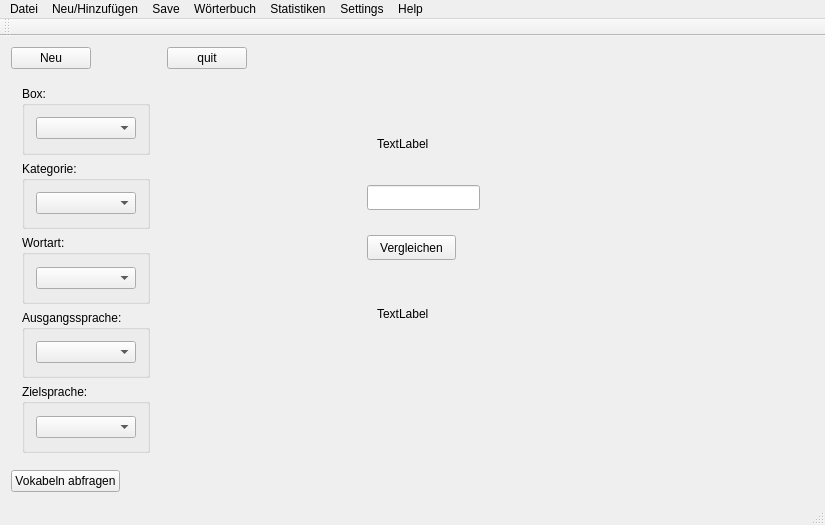
First picture: the form in Vokabeltrainer/mainwindow.ui, repository rschiri/Vokabeltrainer, before the edit.
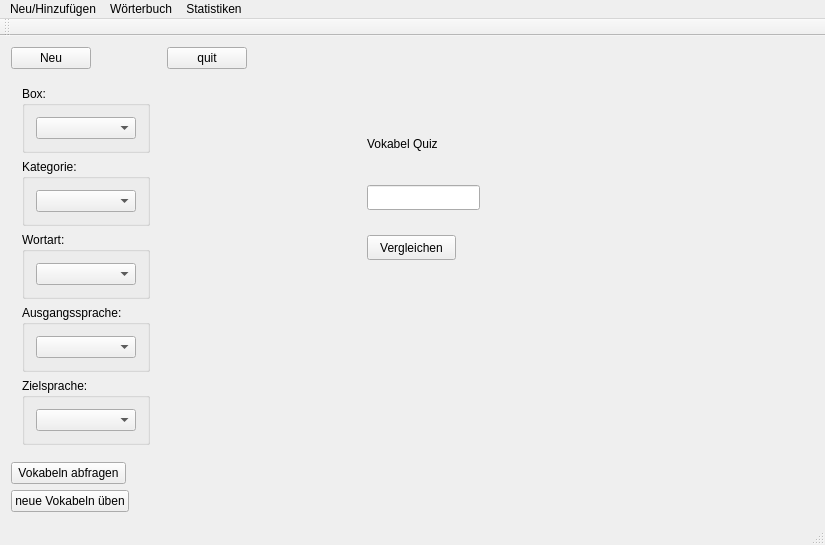
Second picture: the form after the edit.

Patch:
```diff
--- a/Vokabeltrainer/mainwindow.ui
+++ b/Vokabeltrainer/mainwindow.ui
@@ -7,7 +7,7 @@
     <x>0</x>
     <y>0</y>
     <width>825</width>
-    <height>525</height>
+    <height>545</height>
    </rect>
   </property>
   <property name="windowTitle">
@@ -127,14 +127,14 @@
       <widget class="QLabel" name="labelQuiz">
        <property name="geometry">
         <rect>
-         <x>210</x>
+         <x>200</x>
          <y>60</y>
-         <width>67</width>
+         <width>131</width>
          <height>17</height>
         </rect>
        </property>
        <property name="text">
-        <string>TextLabel</string>
+        <string>Vokabel Quiz</string>
        </property>
       </widget>
       <widget class="QLabel" name="labelResult">
@@ -147,7 +147,7 @@
         </rect>
        </property>
        <property name="text">
-        <string>TextLabel</string>
+        <string/>
        </property>
       </widget>
       <widget class="QLineEdit" name="editAnswer">
@@ -178,7 +178,14 @@
     <item row="2" column="0">
      <widget class="QPushButton" name="buttonTestVocabulary">
       <property name="text">
-       <string>Vokabeln abfragen</string>
+       <string> Vokabeln abfragen </string>
+      </property>
+     </widget>
+    </item>
+    <item row="3" column="0">
+     <widget class="QPushButton" name="buttonTestNewVocabulary">
+      <property name="text">
+       <string>neue Vokabeln üben</string>
       </property>
      </widget>
     </item>
@@ -193,12 +200,6 @@
      <height>22</height>
     </rect>
    </property>
-   <widget class="QMenu" name="menuDatei">
-    <property name="title">
-     <string>Datei</string>
-    </property>
-    <addaction name="actionNeuer_Karteikasten"/>
-   </widget>
    <widget class="QMenu" name="menuNeu_Hinzuf_gen">
     <property name="title">
      <string>Neu/Hinzufügen</string>
@@ -208,11 +209,6 @@
     <addaction name="actionSprache"/>
     <addaction name="actionWortart"/>
    </widget>
-   <widget class="QMenu" name="menuSave">
-    <property name="title">
-     <string>Save</string>
-    </property>
-   </widget>
    <widget class="QMenu" name="menuW_rterbuch">
     <property name="title">
      <string>Wörterbuch</string>
@@ -224,23 +220,9 @@
      <string>Statistiken</string>
     </property>
    </widget>
-   <widget class="QMenu" name="menuSettings">
-    <property name="title">
-     <string>Settings</string>
-    </property>
-   </widget>
-   <widget class="QMenu" name="menuHelp">
-    <property name="title">
-     <string>Help</string>
-    </property>
-   </widget>
-   <addaction name="menuDatei"/>
    <addaction name="menuNeu_Hinzuf_gen"/>
-   <addaction name="menuSave"/>
    <addaction name="menuW_rterbuch"/>
    <addaction name="menuStatistiken"/>
-   <addaction name="menuSettings"/>
-   <addaction name="menuHelp"/>
   </widget>
   <widget class="QStatusBar" name="statusBar"/>
   <widget class="QToolBar" name="toolBar">
```
